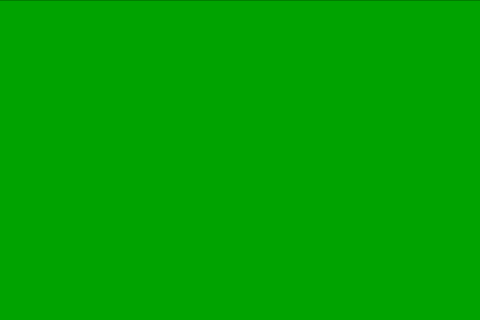
The window that mainwindow.ui (FrAndres7777/LAB5FR) describes before a commit, drawn with Qt 5; both pictures show x 320 to 800 and y 0 to 320 of the 800 by 600 pixel window.
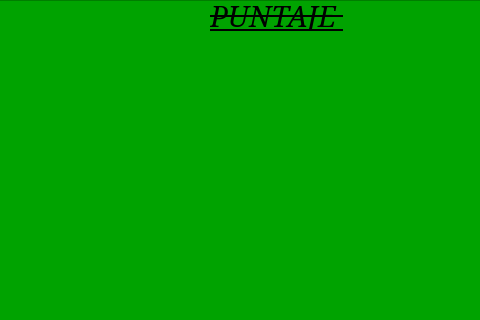
The same window after the commit.

```diff
--- a/mainwindow.ui
+++ b/mainwindow.ui
@@ -27,6 +27,32 @@
      <string notr="true">background-color: rgb(0, 163, 0);</string>
     </property>
    </widget>
+   <widget class="QLabel" name="lblPuntaje">
+    <property name="geometry">
+     <rect>
+      <x>530</x>
+      <y>0</y>
+      <width>231</width>
+      <height>31</height>
+     </rect>
+    </property>
+    <property name="font">
+     <font>
+      <family>Garamond</family>
+      <pointsize>22</pointsize>
+      <italic>true</italic>
+      <bold>false</bold>
+      <underline>true</underline>
+      <strikeout>true</strikeout>
+     </font>
+    </property>
+    <property name="tabletTracking">
+     <bool>false</bool>
+    </property>
+    <property name="text">
+     <string>PUNTAJE </string>
+    </property>
+   </widget>
   </widget>
   <widget class="QMenuBar" name="menubar">
    <property name="geometry">
```
